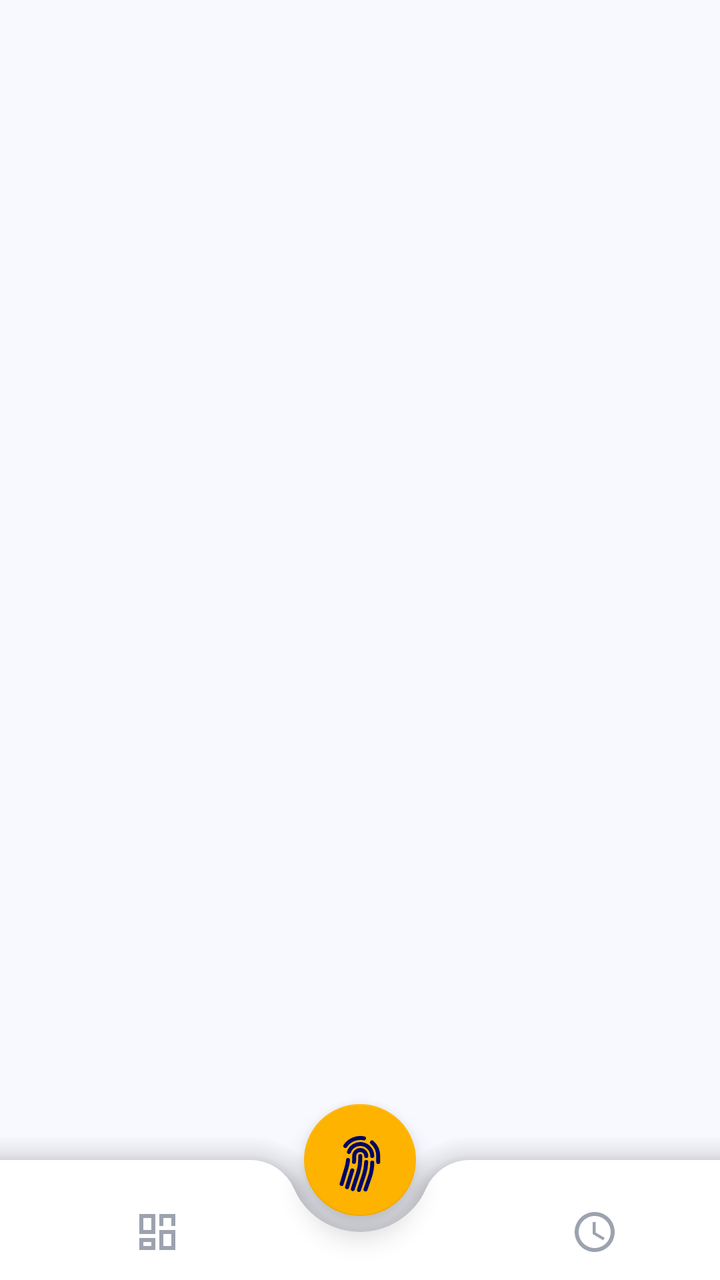
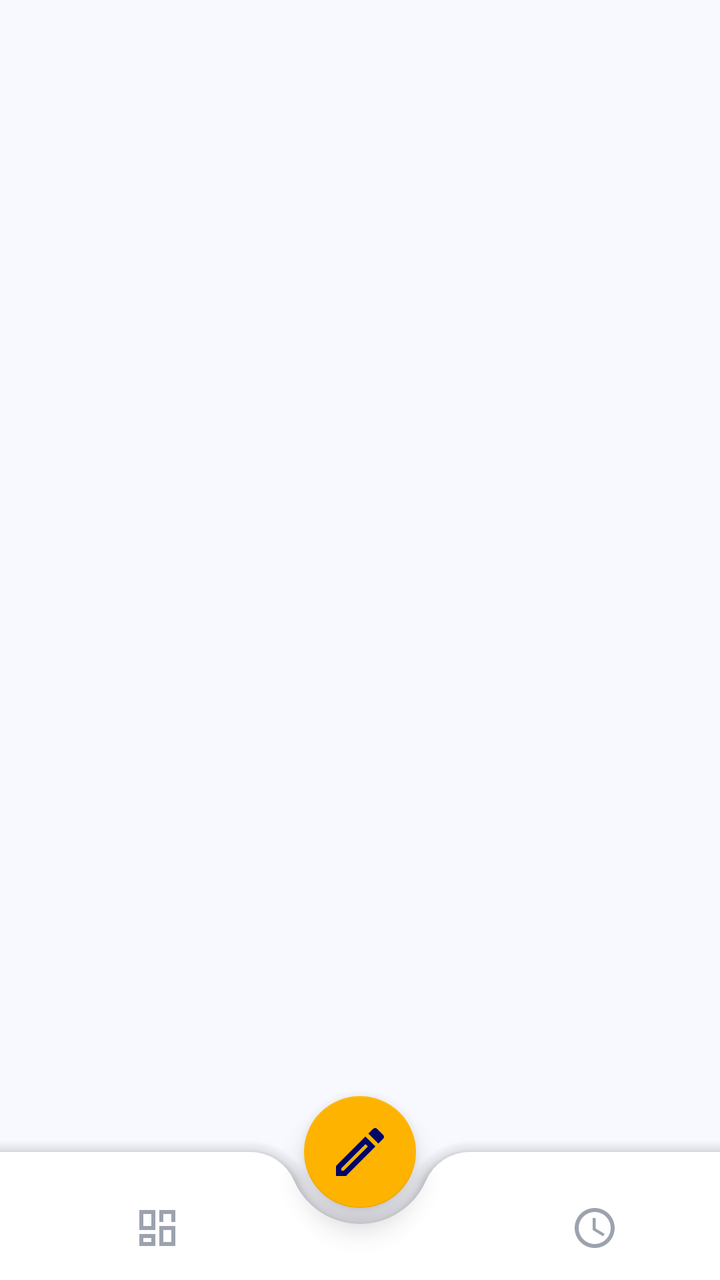

Two renders of the same Android screen: before a commit and after it. Below are the layout's source before the change and the commit's diff.
<!-- AndroidManifest.xml: application theme Theme.JavaTraining -->
<!-- res/layout/activity_main.xml -->
<?xml version="1.0" encoding="utf-8"?>
<androidx.coordinatorlayout.widget.CoordinatorLayout xmlns:android="http://schemas.android.com/apk/res/android"
    xmlns:app="http://schemas.android.com/apk/res-auto"
    android:layout_width="match_parent"
    android:layout_height="match_parent"
    android:background="@color/ent_background">

    <FrameLayout
        android:id="@+id/fragment_container"
        android:layout_width="match_parent"
        android:layout_height="match_parent" />

    <com.google.android.material.bottomappbar.BottomAppBar
        android:id="@+id/bottomAppBar"
        android:layout_width="match_parent"
        android:layout_height="60dp"
        android:layout_gravity="bottom"
        app:backgroundTint="@color/ent_surface"
        app:fabCradleMargin="8dp"
        app:fabCradleRoundedCornerRadius="24dp"
        app:fabCradleVerticalOffset="0dp"
        app:elevation="24dp">

        <LinearLayout
            android:layout_width="match_parent"
            android:layout_height="match_parent"
            android:orientation="horizontal"
            android:paddingHorizontal="8dp"
            android:paddingTop="12dp"
            android:gravity="center_vertical">

            
            <RelativeLayout
                android:id="@+id/navDashboard"
                android:layout_width="0dp"
                android:layout_height="match_parent"
                android:layout_weight="1"
                android:clickable="true"
                android:focusable="true"
                android:background="?attr/selectableItemBackgroundBorderless">
                <ImageView
                    android:id="@+id/iconDashboard"
                    android:layout_width="24dp"
                    android:layout_height="24dp"
                    android:layout_centerInParent="true"
                    android:src="@drawable/ic_nav_dashboard" />
                <View
                    android:id="@+id/dotDashboard"
                    android:layout_width="4dp"
                    android:layout_height="4dp"
                    android:layout_below="@id/iconDashboard"
                    android:layout_centerHorizontal="true"
                    android:layout_marginTop="4dp"
                    android:background="@drawable/bg_nav_dot"
                    android:visibility="invisible" />
            </RelativeLayout>

            
            <View
                android:layout_width="0dp"
                android:layout_height="0dp"
                android:layout_weight="1" />

            
            <RelativeLayout
                android:id="@+id/navHistory"
                android:layout_width="0dp"
                android:layout_height="match_parent"
                android:layout_weight="1"
                android:clickable="true"
                android:focusable="true"
                android:background="?attr/selectableItemBackgroundBorderless">
                <ImageView
                    android:id="@+id/iconHistory"
                    android:layout_width="24dp"
                    android:layout_height="24dp"
                    android:layout_centerInParent="true"
                    android:src="@drawable/ic_nav_history" />
                <View
                    android:id="@+id/dotHistory"
                    android:layout_width="4dp"
                    android:layout_height="4dp"
                    android:layout_below="@id/iconHistory"
                    android:layout_centerHorizontal="true"
                    android:layout_marginTop="4dp"
                    android:background="@drawable/bg_nav_dot"
                    android:visibility="invisible" />
            </RelativeLayout>

        </LinearLayout>
    </com.google.android.material.bottomappbar.BottomAppBar>

    <com.google.android.material.floatingactionbutton.FloatingActionButton
        android:id="@+id/fabManual"
        android:layout_width="wrap_content"
        android:layout_height="wrap_content"
        android:src="@drawable/ic_fingerprint_clean"
        app:backgroundTint="@color/ent_secondary"
        app:tint="@color/ent_primary"
        app:layout_anchor="@id/bottomAppBar"
        app:fabCustomSize="56dp"
        app:maxImageSize="32dp"
        app:elevation="8dp" />

</androidx.coordinatorlayout.widget.CoordinatorLayout>
<!-- resources referenced by this layout -->
<resources>
  <color name="ent_background">#F8F9FF</color>
  <color name="ent_primary">#000666</color>
  <color name="ent_secondary">#FEB300</color>
  <color name="ent_surface">#FFFFFF</color>
  <!-- drawable bg_nav_dot (drawable) -->
  <?xml version="1.0" encoding="utf-8"?>
  <shape xmlns:android="http://schemas.android.com/apk/res/android"
      android:shape="oval">
      <solid android:color="@color/dash_accent_orange" />
      <size
          android:width="4dp"
          android:height="4dp" />
  </shape>
  <!-- drawable ic_fingerprint_clean (drawable) -->
  <vector xmlns:android="http://schemas.android.com/apk/res/android"
      android:width="48dp"
      android:height="48dp"
      android:viewportWidth="16.0"
      android:viewportHeight="16.0">
      <path android:fillColor="#FFFFFF" android:pathData="M8.06 6.5a.5.5 0 0 1 .5.5v.776a11.5 11.5 0 0 1-.552 3.519l-1.331 4.14a.5.5 0 0 1-.952-.305l1.33-4.141a10.5 10.5 0 0 0 .504-3.213V7a.5.5 0 0 1 .5-.5Z"/>
      <path android:fillColor="#FFFFFF" android:pathData="M6.06 7a2 2 0 1 1 4 0 .5.5 0 1 1-1 0 1 1 0 1 0-2 0v.332q0 .613-.066 1.221A.5.5 0 0 1 6 8.447q.06-.555.06-1.115zm3.509 1a.5.5 0 0 1 .487.513 11.5 11.5 0 0 1-.587 3.339l-1.266 3.8a.5.5 0 0 1-.949-.317l1.267-3.8a10.5 10.5 0 0 0 .535-3.048A.5.5 0 0 1 9.569 8m-3.356 2.115a.5.5 0 0 1 .33.626L5.24 14.939a.5.5 0 1 1-.955-.296l1.303-4.199a.5.5 0 0 1 .625-.329"/>
      <path android:fillColor="#FFFFFF" android:pathData="M4.759 5.833A3.501 3.501 0 0 1 11.559 7a.5.5 0 0 1-1 0 2.5 2.5 0 0 0-4.857-.833.5.5 0 1 1-.943-.334m.3 1.67a.5.5 0 0 1 .449.546 10.7 10.7 0 0 1-.4 2.031l-1.222 4.072a.5.5 0 1 1-.958-.287L4.15 9.793a9.7 9.7 0 0 0 .363-1.842.5.5 0 0 1 .546-.449Zm6 .647a.5.5 0 0 1 .5.5c0 1.28-.213 2.552-.632 3.762l-1.09 3.145a.5.5 0 0 1-.944-.327l1.089-3.145c.382-1.105.578-2.266.578-3.435a.5.5 0 0 1 .5-.5Z"/>
      <path android:fillColor="#FFFFFF" android:pathData="M3.902 4.222a5 5 0 0 1 5.202-2.113.5.5 0 0 1-.208.979 4 4 0 0 0-4.163 1.69.5.5 0 0 1-.831-.556m6.72-.955a.5.5 0 0 1 .705-.052A4.99 4.99 0 0 1 13.059 7v1.5a.5.5 0 1 1-1 0V7a3.99 3.99 0 0 0-1.386-3.028.5.5 0 0 1-.051-.705"/>
  </vector>
  <!-- drawable ic_nav_dashboard (drawable) -->
  <vector xmlns:android="http://schemas.android.com/apk/res/android"
      android:width="24dp"
      android:height="24dp"
      android:viewportWidth="24"
      android:viewportHeight="24">
    <path
        android:pathData="M3,13h8V3H3v10zM3,21h8v-6H3v6zM13,21h8V11h-8v10zM13,3v6h8V3h-8zM5,5h4v6H5V5zM15,13h4v6h-4v-6zM5,17h4v2H5v-2zM15,5h4v4h-4V5z"
        android:fillColor="@color/nav_inactive_gray"/>
  </vector>
  <!-- drawable ic_nav_history (drawable) -->
  <vector xmlns:android="http://schemas.android.com/apk/res/android"
      android:width="24dp"
      android:height="24dp"
      android:viewportWidth="24"
      android:viewportHeight="24">
    <path
        android:pathData="M11.99,2C6.47,2 2,6.48 2,12s4.47,10 9.99,10C17.52,22 22,17.52 22,12S17.52,2 11.99,2zM12,20c-4.42,0 -8,-3.58 -8,-8s3.58,-8 8,-8 8,3.58 8,8 -3.58,8 -8,8z"
        android:fillColor="@color/nav_inactive_gray"/>
    <path
        android:pathData="M12.5,7H11v6l5.25,3.15 0.75,-1.23 -4.5,-2.67z"
        android:fillColor="@color/nav_inactive_gray"/>
  </vector>
  <color name="dash_accent_orange">#F4A912</color>
  <color name="nav_inactive_gray">#9CA3AF</color>
  <color name="colorPrimary">#1A2D72</color>
  <color name="colorPrimaryDark">#141A4C</color>
  <color name="textWhite">#FFFFFF</color>
  <color name="colorAccent">#F4A912</color>
  <color name="backgroundLight">#1A2D72</color>
  <color name="cardBackground">#283C90</color>
  <color name="textPrimary">#FFFFFF</color>
  <!-- unchanged entries left out for length: 1 -->
</resources>

<!-- the commit's change to res/layout/activity_main.xml (unified diff, before → after) -->
@@ -13,13 +13,13 @@
     <com.google.android.material.bottomappbar.BottomAppBar
         android:id="@+id/bottomAppBar"
         android:layout_width="match_parent"
-        android:layout_height="60dp"
+        android:layout_height="64dp"
         android:layout_gravity="bottom"
         app:backgroundTint="@color/ent_surface"
         app:fabCradleMargin="8dp"
         app:fabCradleRoundedCornerRadius="24dp"
         app:fabCradleVerticalOffset="0dp"
-        app:elevation="24dp">
+        app:elevation="12dp">
 
         <LinearLayout
             android:layout_width="match_parent"
@@ -94,7 +94,7 @@
         android:id="@+id/fabManual"
         android:layout_width="wrap_content"
         android:layout_height="wrap_content"
-        android:src="@drawable/ic_fingerprint_clean"
+        android:src="@drawable/ic_nav_manual"
         app:backgroundTint="@color/ent_secondary"
         app:tint="@color/ent_primary"
         app:layout_anchor="@id/bottomAppBar"
<!-- resource entries referenced after the edit -->
@@ -13,17 +13,6 @@
           android:width="4dp"
           android:height="4dp" />
   </shape>
-  <!-- drawable ic_fingerprint_clean (drawable) -->
-  <vector xmlns:android="http://schemas.android.com/apk/res/android"
-      android:width="48dp"
-      android:height="48dp"
-      android:viewportWidth="16.0"
-      android:viewportHeight="16.0">
-      <path android:fillColor="#FFFFFF" android:pathData="M8.06 6.5a.5.5 0 0 1 .5.5v.776a11.5 11.5 0 0 1-.552 3.519l-1.331 4.14a.5.5 0 0 1-.952-.305l1.33-4.141a10.5 10.5 0 0 0 .504-3.213V7a.5.5 0 0 1 .5-.5Z"/>
-      <path android:fillColor="#FFFFFF" android:pathData="M6.06 7a2 2 0 1 1 4 0 .5.5 0 1 1-1 0 1 1 0 1 0-2 0v.332q0 .613-.066 1.221A.5.5 0 0 1 6 8.447q.06-.555.06-1.115zm3.509 1a.5.5 0 0 1 .487.513 11.5 11.5 0 0 1-.587 3.339l-1.266 3.8a.5.5 0 0 1-.949-.317l1.267-3.8a10.5 10.5 0 0 0 .535-3.048A.5.5 0 0 1 9.569 8m-3.356 2.115a.5.5 0 0 1 .33.626L5.24 14.939a.5.5 0 1 1-.955-.296l1.303-4.199a.5.5 0 0 1 .625-.329"/>
-      <path android:fillColor="#FFFFFF" android:pathData="M4.759 5.833A3.501 3.501 0 0 1 11.559 7a.5.5 0 0 1-1 0 2.5 2.5 0 0 0-4.857-.833.5.5 0 1 1-.943-.334m.3 1.67a.5.5 0 0 1 .449.546 10.7 10.7 0 0 1-.4 2.031l-1.222 4.072a.5.5 0 1 1-.958-.287L4.15 9.793a9.7 9.7 0 0 0 .363-1.842.5.5 0 0 1 .546-.449Zm6 .647a.5.5 0 0 1 .5.5c0 1.28-.213 2.552-.632 3.762l-1.09 3.145a.5.5 0 0 1-.944-.327l1.089-3.145c.382-1.105.578-2.266.578-3.435a.5.5 0 0 1 .5-.5Z"/>
-      <path android:fillColor="#FFFFFF" android:pathData="M3.902 4.222a5 5 0 0 1 5.202-2.113.5.5 0 0 1-.208.979 4 4 0 0 0-4.163 1.69.5.5 0 0 1-.831-.556m6.72-.955a.5.5 0 0 1 .705-.052A4.99 4.99 0 0 1 13.059 7v1.5a.5.5 0 1 1-1 0V7a3.99 3.99 0 0 0-1.386-3.028.5.5 0 0 1-.051-.705"/>
-  </vector>
   <!-- drawable ic_nav_dashboard (drawable) -->
   <vector xmlns:android="http://schemas.android.com/apk/res/android"
       android:width="24dp"
@@ -47,6 +36,16 @@
         android:pathData="M12.5,7H11v6l5.25,3.15 0.75,-1.23 -4.5,-2.67z"
         android:fillColor="@color/nav_inactive_gray"/>
   </vector>
+  <!-- drawable ic_nav_manual (drawable) -->
+  <vector xmlns:android="http://schemas.android.com/apk/res/android"
+      android:width="24dp"
+      android:height="24dp"
+      android:viewportWidth="24"
+      android:viewportHeight="24">
+    <path
+        android:pathData="M14.06,9.02l0.92,0.92L5.92,19H5v-0.92l9.06,-9.06M17.66,3c-0.25,0 -0.51,0.1 -0.7,0.29l-1.83,1.83 3.75,3.75 1.83,-1.83c0.39,-0.39 0.39,-1.02 0,-1.41l-2.34,-2.34c-0.2,-0.2 -0.45,-0.29 -0.71,-0.29zm-3.6,3.19L3,17.25V21h3.75L17.81,9.94l-3.75,-3.75z"
+        android:fillColor="@color/nav_inactive_gray"/>
+  </vector>
   <color name="dash_accent_orange">#F4A912</color>
   <color name="nav_inactive_gray">#9CA3AF</color>
   <color name="colorPrimary">#1A2D72</color>
